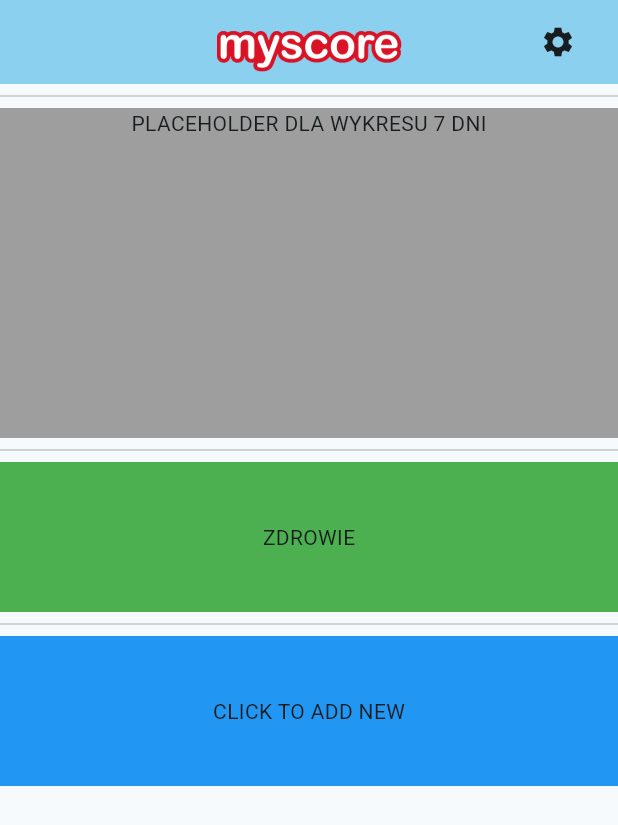
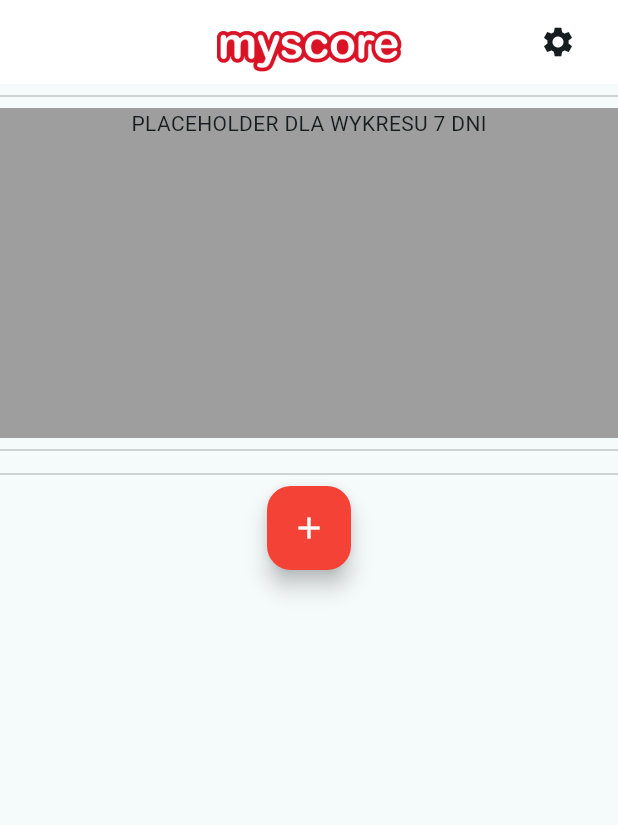
Before and after one commit to maciejkownacki/myscore1, a Flutter app: the screen it shows after launch, on a phone screen of 412 x 824 dp. Shown: the top 825 px of the screen. Run offline on Flutter 3.47's test engine with Material 2 defaults, Android fonts, the phone set to English and light mode, and no system bars.

Commit message:
dodany fix dla guzika

```diff
--- a/lib/main.dart
+++ b/lib/main.dart
@@ -1,22 +1,25 @@
 import 'package:flutter/material.dart';
-
-
-
 
 void main() {
   runApp(const MyApp());
 }
 
+class Category {
+  final String title;
+  final IconData icon;
+
+  Category(this.title, this.icon);
+}
+
 class MyApp extends StatelessWidget {
   const MyApp({super.key});
 
-  // This widget is the root of your application.
   @override
   Widget build(BuildContext context) {
     return MaterialApp(
       title: 'Flutter Demo',
       theme: ThemeData(
-        colorScheme: ColorScheme.fromSeed(seedColor: Colors.blueGrey),
+        colorScheme: ColorScheme.fromSeed(seedColor: Colors.grey),
         useMaterial3: true,
       ),
       home: const MyHomePage(title: 'Flutter Demo Home Page'),
@@ -34,30 +37,19 @@ class MyHomePage extends StatefulWidget {
 }
 
 class _MyHomePageState extends State<MyHomePage> {
-  int _counter = 0;
+  final List<Category> categories = [];
 
-  void _incrementCounter() {
+  void addCategory() {
     setState(() {
-     _counter++;
+      categories.add(Category('Nowa Kategoria', Icons.star));
     });
   }
 
   @override
   Widget build(BuildContext context) {
-    // This method is rerun every time setState is called, for instance as done
-    // by the _incrementCounter method above.
-    //
-    // The Flutter framework has been optimized to make rerunning build methods
-    // fast, so that you can just rebuild anything that needs updating rather
-    // than having to individually change instances of widgets.
     return Scaffold(
       appBar: AppBar(
-        // TRY THIS: Try changing the color here to a specific color (to
-        // Colors.amber, perhaps?) and trigger a hot reload to see the AppBar
-        // change color while the other colors stay the same.
-        backgroundColor: Theme.of(context).colorScheme.inversePrimary,
-        // Here we take the value from the MyHomePage object that was created by
-        // the App.build method, and use it to set our appbar title.
+        backgroundColor: Colors.white,
         title: Row(
           children: [
             Spacer(),
@@ -77,12 +69,7 @@ class _MyHomePageState extends State<MyHomePage> {
               icon: Icon(Icons.settings),
               color: Theme.of(context).colorScheme.onSurface,
               onPressed: () {
-                  // Navigator.push(
-                  //   context,
-                  //   MaterialPageRoute(
-                  //     builder: (context) => SettingsPage(),
-                  //   ),
-                  // );
+                // Otwórz stronę ustawień
               },
             ),
           ],
@@ -94,51 +81,48 @@ class _MyHomePageState extends State<MyHomePage> {
             Divider(),
             Container(
               alignment: Alignment.center,
-
               color: Colors.grey,
               height: 220,
               child: PageView(
                 children: <Widget>[
-                    // Placeholder dla wykresu 7 dni
                   Column(
                     children: [
                       Text('PLACEHOLDER DLA WYKRESU 7 DNI'),
-                        // Dodaj tutaj wykres dla 7 dni
                     ],
-
                   ),
-
-                    // Placeholder dla wykresu 30 dni
                   Column(
                     children: [
                       Text('PLACEHOLDER DLA WYKRESU 30 DNI'),
-                        // Dodaj tutaj wykres dla 30 dni
                     ],
                   ),
                 ],
               ),
             ),
             Divider(),
-              Container(
-                alignment: Alignment.center,
-                color: Colors.green,
-                height: 100,
-                child: const Text('ZDROWIE'),
+            ListView.builder(
+              physics: NeverScrollableScrollPhysics(),
+              shrinkWrap: true,
+              itemCount: categories.length,
+              itemBuilder: (context, index) {
+                return ListTile(
+                  leading: Icon(categories[index].icon),
+                  title: Text(categories[index].title),
+                  onTap: () {
+                    // Logika szczegółów kategorii
+                  },
+                );
+              },
             ),
-
             Divider(),
-              Container(
-                alignment: Alignment.center,
-                color: Colors.blue,
-                height: 100,
-                child: const Text('CLICK TO ADD NEW'),
+            FloatingActionButton(
+              onPressed: addCategory, // Użyj metody addCategory
+              child: const Icon(Icons.add),
+              foregroundColor: Colors.white,
+              backgroundColor: Colors.red,
             ),
-
-
           ],
         ),
-        )
-// This trailing comma makes auto-formatting nicer for build methods.
+      ),
     );
   }
 }
```
Lines whose indentation alone changed are shown as unchanged.
